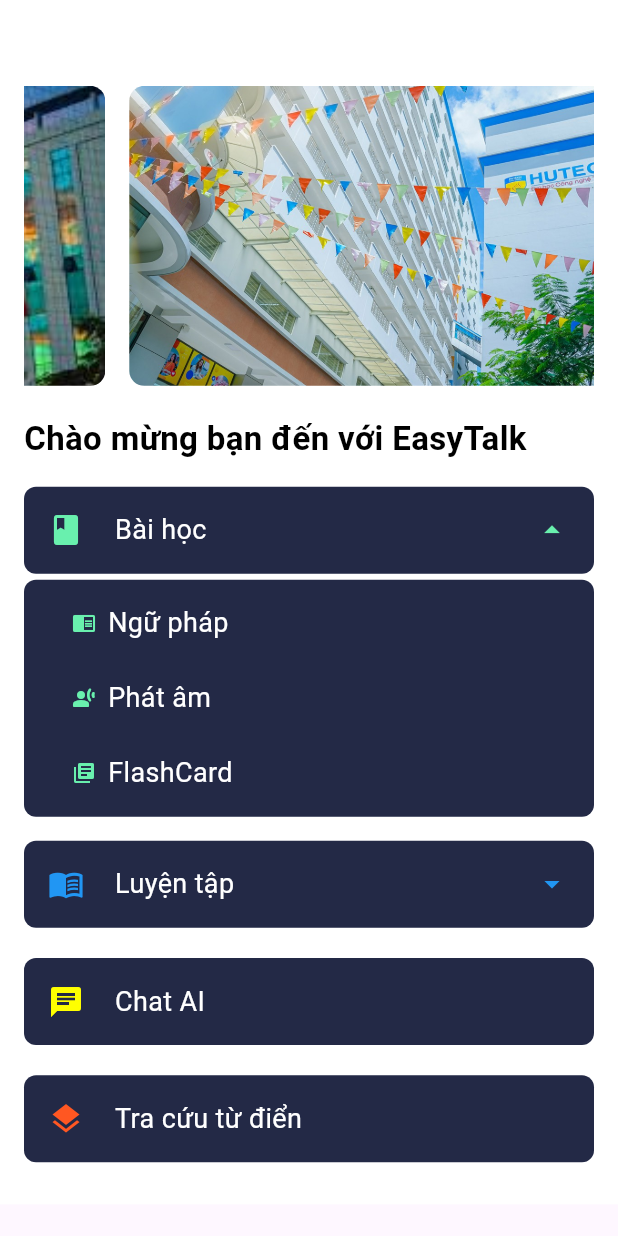
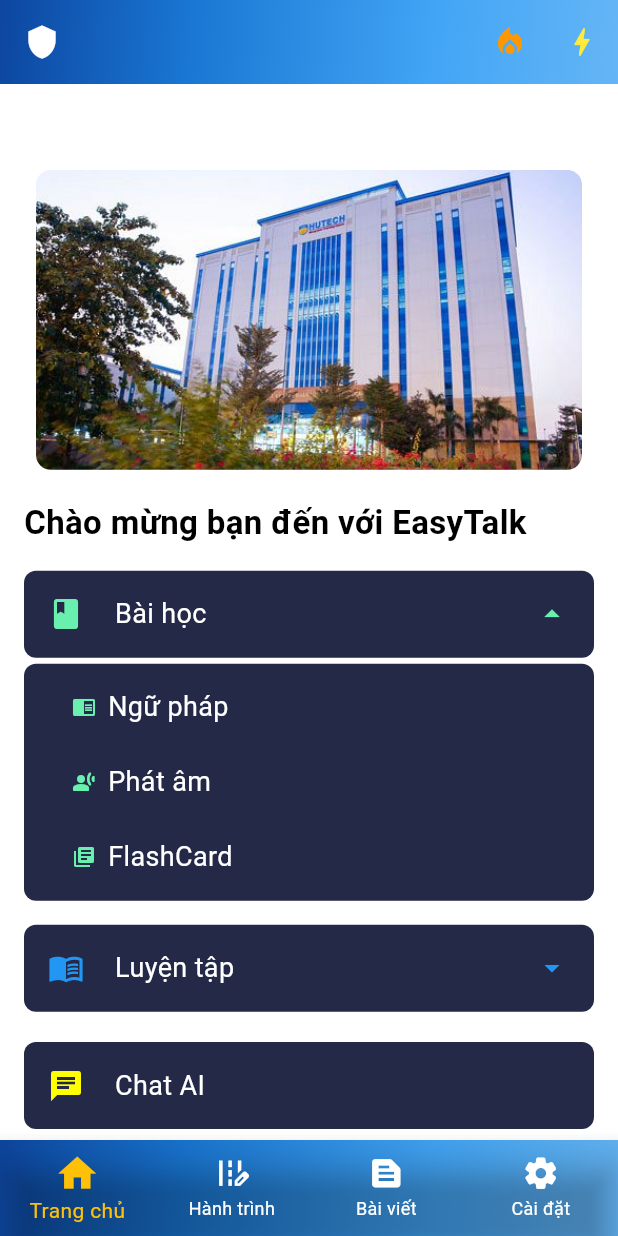
Before and after one commit to hltd0123/EasyTalk_Android, a Flutter app: the screen it shows after launch, after a tap on "Bài học", on a phone screen of 412 x 824 dp. Run offline on Flutter 3.47's test engine with Material 3 defaults, Android fonts, the phone set to English and light mode, and no system bars; our stand-ins replace flutter_dotenv, shared_preferences; missing offline and left inert: dart_jsonwebtoken.

Commit message:
feat: update routing, complete season working

```diff
--- a/lib/Router/AppRouter.dart
+++ b/lib/Router/AppRouter.dart
@@ -2,6 +2,7 @@
 import 'package:dacn/Views/Home/HomePage.dart';
 import 'package:dacn/Views/Home/LuyenNguPhap.dart';
 import 'package:dacn/Views/Home/MainPage.dart';
+import 'package:dacn/Views/PhatAm/MainPagePhatAm.dart';
 import 'package:flutter/material.dart';
 
 class AppRouter {
@@ -9,6 +10,7 @@
   static const String home = '/home';
   static const String main = '/main';
   static const String nguphap = '/nguphap';
+  static const String phatam = '/phatam';
   static const String setting = '/setting';
 
   //Điều hướng theo tham số
@@ -22,6 +24,8 @@
         return MaterialPageRoute(builder: (_) => HomeNP());
       case setting:
         return MaterialPageRoute(builder: (_) => AccountDetailPage());
+      case phatam:
+        return MaterialPageRoute(builder: (_) => MainPagePhatAm());
       default:
         return MaterialPageRoute(
           builder: (_) => Scaffold(
--- a/lib/Service/PronunciationService.dart
+++ b/lib/Service/PronunciationService.dart
@@ -32,6 +32,7 @@
       },
     );
 
+    print('aaaaaaaaaaaaaaaaaaaa');
     if (response.statusCode == 200) {
       final data = json.decode(response.body);
       return {
--- a/lib/Views/Home/HomePage.dart
+++ b/lib/Views/Home/HomePage.dart
@@ -93,7 +93,7 @@
                     colorArrow: Colors.greenAccent,
                     menuOptions: [
                       {'icon': Icons.chrome_reader_mode, 'text': 'Ngữ pháp', 'onClick': () => Navigator.pushNamed(context, '/nguphap')}, // Icon và text cho tùy chọn 1
-                      {'icon': Icons.transcribe_rounded, 'text': 'Phát âm'}, // Icon và text cho tùy chọn 2
+                      {'icon': Icons.transcribe_rounded, 'text': 'Phát âm', 'onClick': () => Navigator.pushReplacementNamed(context, '/phatam')}, // Icon và text cho tùy chọn 2
                       {'icon': Icons.library_books, 'text': 'FlashCard'}, // Icon và text cho tùy chọn 3
                     ], // Các mục lựa chọn
                   ),
--- a/lib/Views/PhatAm/StudyPagePhatAm.dart
+++ b/lib/Views/PhatAm/StudyPagePhatAm.dart
@@ -25,9 +25,12 @@
   Future<List<Pronunciation>> fetchPronunciations() async {
     try {
       final data = await PronunciationService.getPronunciationList();
+      print('Step 1\n');
       List<Pronunciation> pronunciations = GetDataFromMap.getPronunciations(data) ?? [];
+      print('Step 2\n');
       return pronunciations;
     } catch (e) {
+      print('Failed to load pronunciations: $e\n\n\n');
       throw Exception('Failed to load pronunciations: $e');
     }
   }
--- a/lib/main.dart
+++ b/lib/main.dart
@@ -1,13 +1,14 @@
 import 'package:dacn/Router/AppRouter.dart';
-import 'package:dacn/Views/Home/AcountDetailPage.dart';
-import 'package:dacn/Views/Home/HomePage.dart';
 import 'package:dacn/Views/Home/LuyenNguPhap.dart';
 import 'package:dacn/Views/Home/MainPage.dart';
 import 'package:dacn/Views/Home/MainPageProvider.dart';
+import 'package:dacn/Views/PhatAm/MainPagePhatAm.dart';
 import 'package:flutter/material.dart';
+import 'package:flutter_dotenv/flutter_dotenv.dart';
 import 'package:provider/provider.dart';
 
-void main() {
+Future<void> main() async {
+  await dotenv.load(fileName: ".env");
   runApp(
     ChangeNotifierProvider(
       create: (context) => MainPageProvider(),
@@ -20,12 +21,11 @@
   @override
   Widget build(BuildContext context) {
     return MaterialApp(
-      home: const HomePage(),
       initialRoute: AppRouter.main,
       onGenerateRoute: (settings) {
         switch (settings.name) {
           case AppRouter.main:
-            return MaterialPageRoute(builder: (context) => HomePage());
+            return MaterialPageRoute(builder: (context) => MainPage());
           case AppRouter.nguphap:
             return PageRouteBuilder(
               pageBuilder: (context, animation, secondaryAnimation) => HomeNP(),
@@ -46,8 +46,26 @@
                 );
               },
             );
-          default:
-            return MaterialPageRoute(builder: (context) => HomePage());
+          case AppRouter.phatam:
+            return PageRouteBuilder(
+              pageBuilder: (context, animation, secondaryAnimation) => MainPagePhatAm(),
+              transitionsBuilder: (context, animation, secondaryAnimation, child) {
+                const begin = Offset(0.0, 1.0); // Trượt từ dưới lên
+                const end = Offset.zero;
+                const curve = Curves.easeInOut;
+
+                var tween = Tween(begin: begin, end: end).chain(CurveTween(curve: curve));
+                var offsetAnimation = animation.drive(tween);
+
+                return SlideTransition(
+                  position: offsetAnimation,
+                  child: FadeTransition(
+                    opacity: animation,
+                    child: child,
+                  ),
+                );
+              },
+            );
         }
       },
     );
```
Also changed, not shown: 1 other file.
